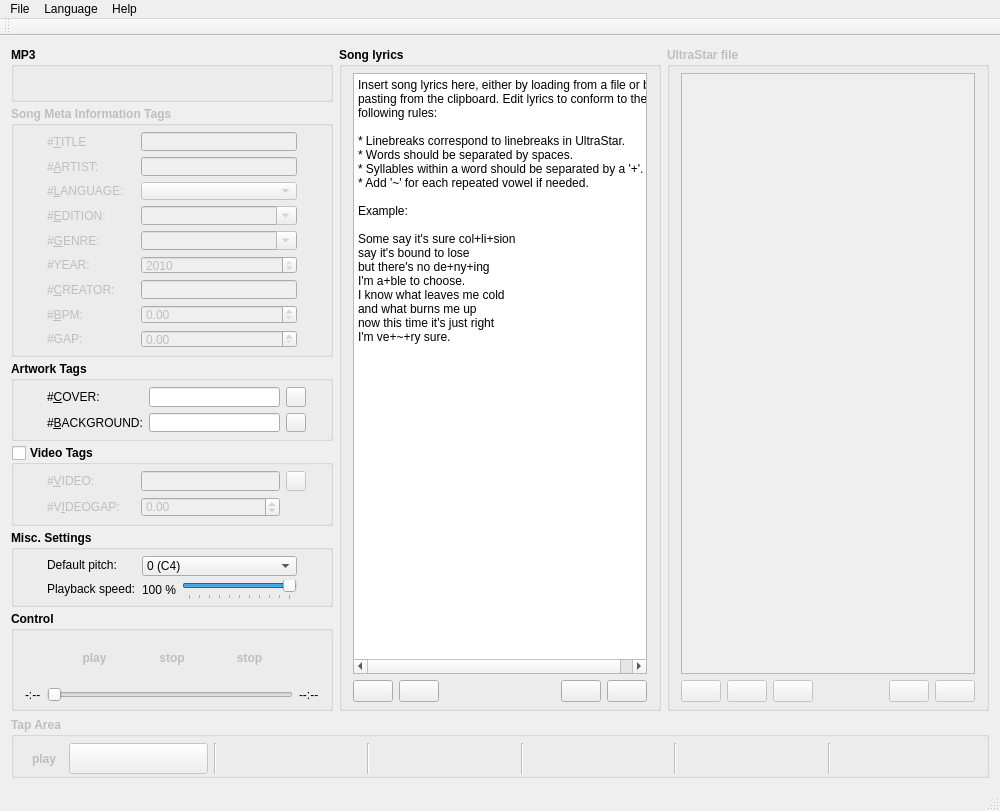
The window that src/QCMainWindow.ui (UltraStar-Deluxe/UltraStar-Creator) describes before a commit, drawn with Qt 5.
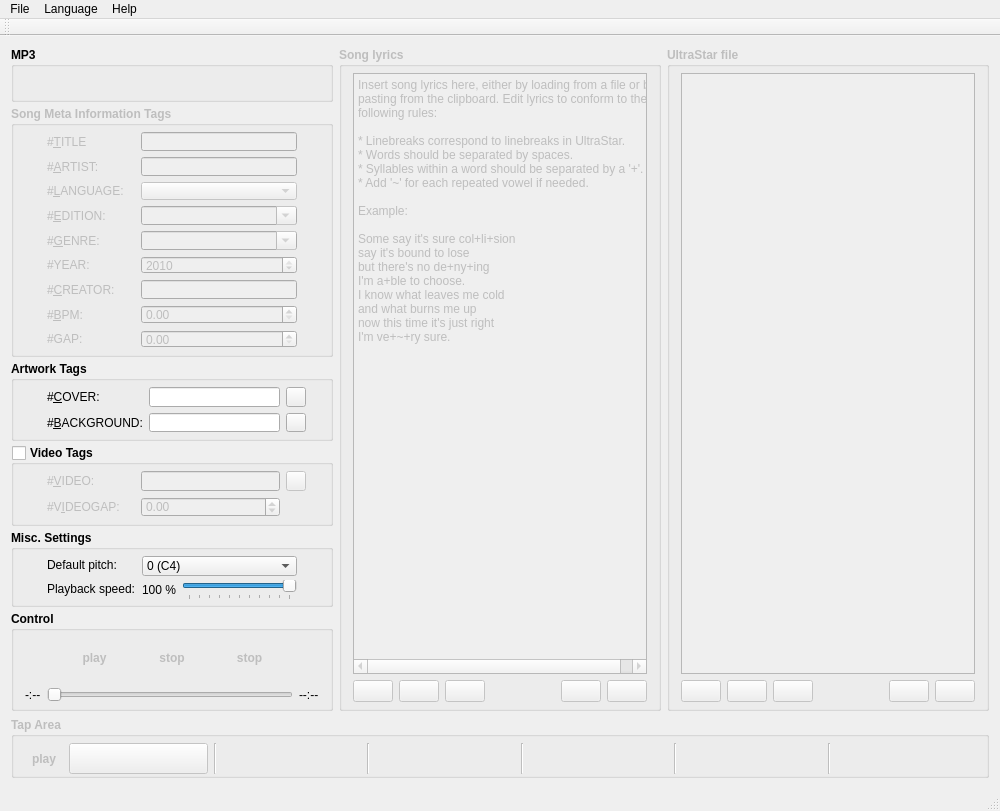
The same window after the commit. Icons and pictures are not drawn.

Patch:
```diff
--- a/src/QCMainWindow.ui
+++ b/src/QCMainWindow.ui
@@ -2009,6 +2009,9 @@
       </item>
       <item>
        <widget class="QGroupBox" name="groupBox_InputLyrics">
+        <property name="enabled">
+         <bool>false</bool>
+        </property>
         <property name="sizePolicy">
          <sizepolicy hsizetype="Expanding" vsizetype="Expanding">
           <horstretch>100</horstretch>
@@ -2047,8 +2050,8 @@
           <number>6</number>
          </property>
          <item row="0" column="0">
-          <layout class="QGridLayout" name="gridLayout" columnstretch="0,0,1,0,0" columnminimumwidth="0,0,0,0,0">
-           <item row="0" column="0" colspan="5">
+          <layout class="QGridLayout" name="gridLayout" columnstretch="0,0,1,0,0,0" columnminimumwidth="0,0,0,0,0,0">
+           <item row="0" column="0" colspan="6">
             <widget class="QPlainTextEdit" name="plainTextEdit_InputLyrics">
              <property name="sizePolicy">
               <sizepolicy hsizetype="Expanding" vsizetype="Expanding">
@@ -2152,7 +2155,7 @@
              </property>
             </widget>
            </item>
-           <item row="1" column="2">
+           <item row="1" column="3">
             <spacer name="horizontalSpacer">
              <property name="orientation">
               <enum>Qt::Horizontal</enum>
@@ -2165,7 +2168,7 @@
              </property>
             </spacer>
            </item>
-           <item row="1" column="3">
+           <item row="1" column="4">
             <widget class="QPushButton" name="pushButton_InputLyricsIncreaseFontSize">
              <property name="sizePolicy">
               <sizepolicy hsizetype="Fixed" vsizetype="Fixed">
@@ -2188,7 +2191,7 @@
              </property>
             </widget>
            </item>
-           <item row="1" column="4">
+           <item row="1" column="5">
             <widget class="QPushButton" name="pushButton_InputLyricsDecreaseFontSize">
              <property name="sizePolicy">
               <sizepolicy hsizetype="Fixed" vsizetype="Fixed">
@@ -2211,6 +2214,29 @@
              </property>
             </widget>
            </item>
+           <item row="1" column="2">
+            <widget class="QPushButton" name="pushButton_Syllabificate">
+             <property name="sizePolicy">
+              <sizepolicy hsizetype="Fixed" vsizetype="Fixed">
+               <horstretch>0</horstretch>
+               <verstretch>0</verstretch>
+              </sizepolicy>
+             </property>
+             <property name="toolTip">
+              <string/>
+             </property>
+             <property name="statusTip">
+              <string>Split lyrics into syllables.</string>
+             </property>
+             <property name="text">
+              <string/>
+             </property>
+             <property name="icon">
+              <iconset resource="resources/usc.qrc">
+               <normaloff>:/marks/wand.png</normaloff>:/marks/wand.png</iconset>
+             </property>
+            </widget>
+           </item>
           </layout>
          </item>
         </layout>
```
